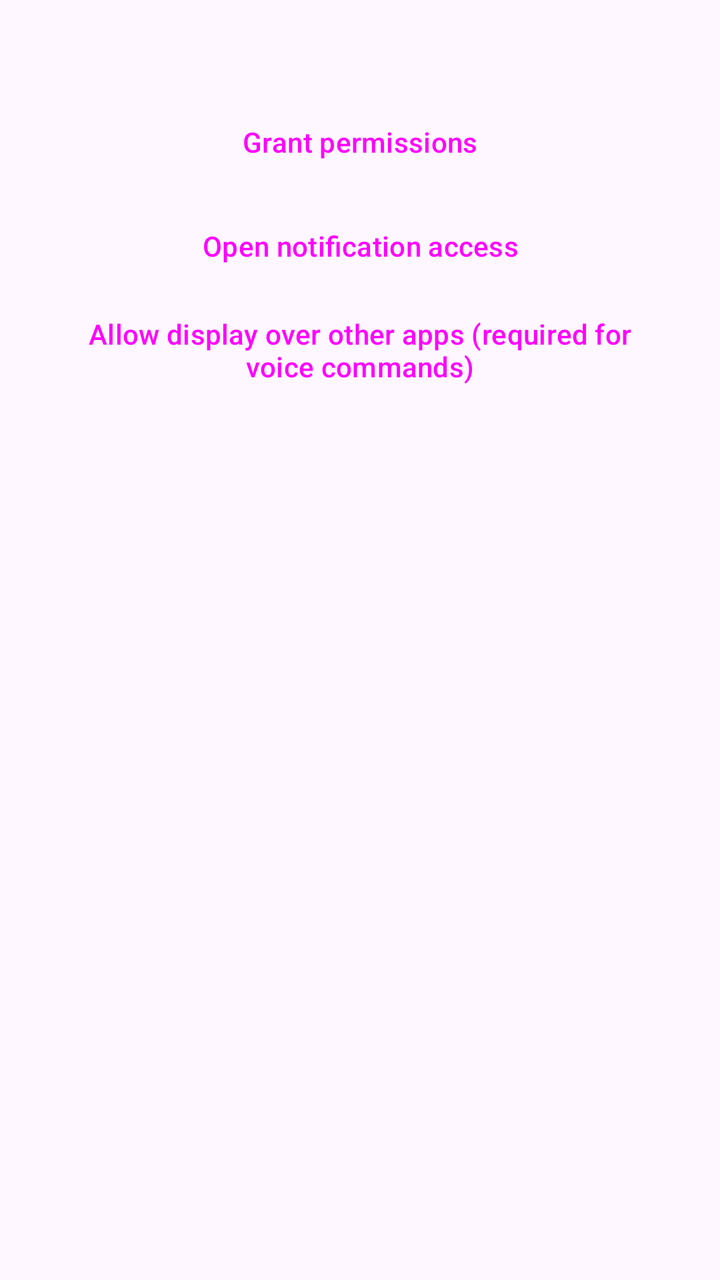
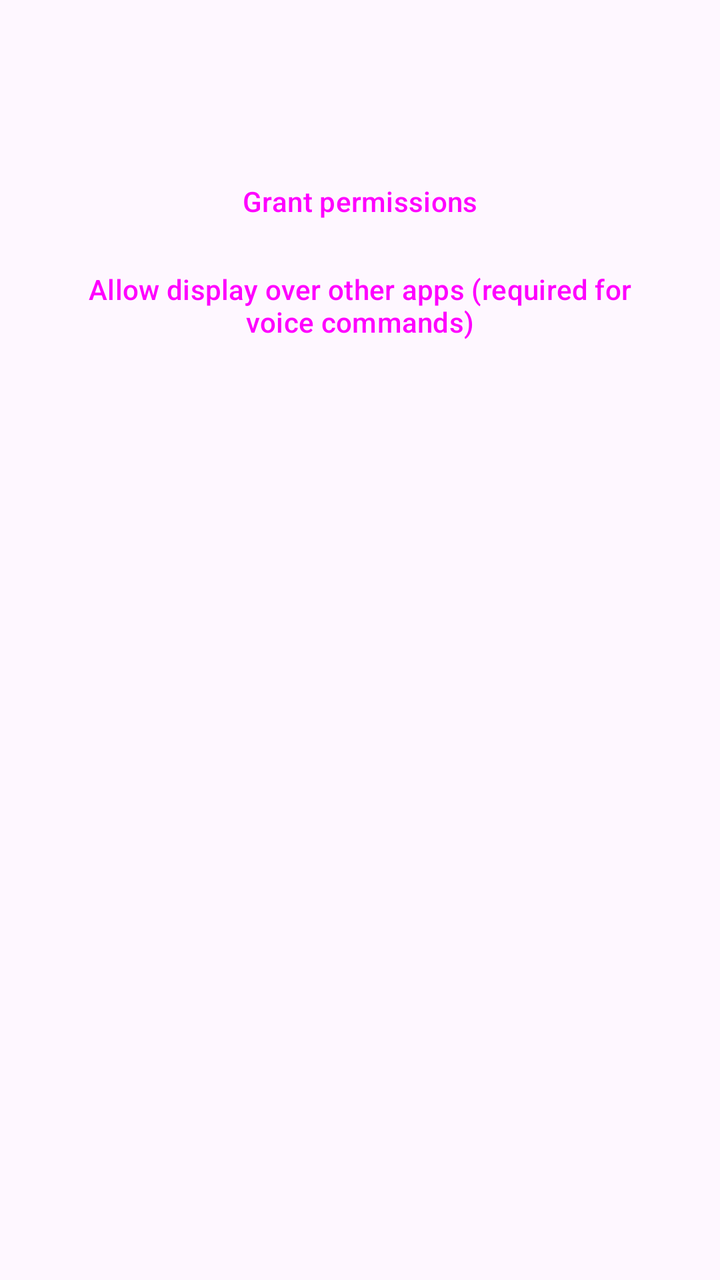

An Android layout rendered at two revisions. The XML below is the earlier revision; the diff shows what the commit changed to produce the second picture.
<!-- AndroidManifest.xml: application theme Theme.CallHandler -->
<!-- res/layout/activity_main.xml -->
<?xml version="1.0" encoding="utf-8"?>
<LinearLayout xmlns:android="http://schemas.android.com/apk/res/android"
    android:layout_width="match_parent"
    android:layout_height="match_parent"
    android:orientation="vertical">

    <LinearLayout
        android:layout_width="match_parent"
        android:layout_height="wrap_content"
        android:orientation="vertical"
        android:padding="16dp">

        <TextView
            android:id="@+id/rationaleText"
            android:layout_width="match_parent"
            android:layout_height="wrap_content"
            android:textAppearance="?attr/textAppearanceBodyMedium" />

        <Button
            android:id="@+id/grantPermissionsButton"
            style="?attr/materialButtonStyle"
            android:layout_width="match_parent"
            android:layout_height="wrap_content"
            android:layout_marginTop="12dp"
            android:text="@string/btn_grant_permissions" />

        <Button
            android:id="@+id/notificationAccessButton"
            style="?attr/materialButtonOutlinedStyle"
            android:layout_width="match_parent"
            android:layout_height="wrap_content"
            android:layout_marginTop="4dp"
            android:text="@string/btn_notification_access" />

        <Button
            android:id="@+id/overlayPermissionButton"
            style="?attr/materialButtonOutlinedStyle"
            android:layout_width="match_parent"
            android:layout_height="wrap_content"
            android:layout_marginTop="4dp"
            android:text="@string/btn_overlay_permission" />

    </LinearLayout>

    <FrameLayout
        android:id="@+id/settingsContainer"
        android:layout_width="match_parent"
        android:layout_height="0dp"
        android:layout_weight="1" />

</LinearLayout>
<!-- resources referenced by this layout -->
<resources>
  <string name="btn_grant_permissions">Grant permissions</string>
  <string name="btn_notification_access">Open notification access</string>
  <string name="btn_overlay_permission">Allow display over other apps (required for voice commands)</string>
  <style name="Theme.CallHandler" parent="Theme.Material3.DayNight.NoActionBar" />
</resources>

<!-- the commit's change to res/layout/activity_main.xml (unified diff, before → after) -->
@@ -16,6 +16,14 @@
             android:layout_height="wrap_content"
             android:textAppearance="?attr/textAppearanceBodyMedium" />
 
+        <TextView
+            android:id="@+id/statusText"
+            android:layout_width="match_parent"
+            android:layout_height="wrap_content"
+            android:layout_marginTop="8dp"
+            android:textAppearance="?attr/textAppearanceTitleMedium"
+            android:textColor="?attr/colorPrimary" />
+
         <Button
             android:id="@+id/grantPermissionsButton"
             style="?attr/materialButtonStyle"
@@ -23,14 +31,6 @@
             android:layout_height="wrap_content"
             android:layout_marginTop="12dp"
             android:text="@string/btn_grant_permissions" />
-
-        <Button
-            android:id="@+id/notificationAccessButton"
-            style="?attr/materialButtonOutlinedStyle"
-            android:layout_width="match_parent"
-            android:layout_height="wrap_content"
-            android:layout_marginTop="4dp"
-            android:text="@string/btn_notification_access" />
 
         <Button
             android:id="@+id/overlayPermissionButton"
<!-- resource entries referenced after the edit -->
@@ -1,7 +1,6 @@
 <!-- resources referenced by this layout -->
 <resources>
   <string name="btn_grant_permissions">Grant permissions</string>
-  <string name="btn_notification_access">Open notification access</string>
   <string name="btn_overlay_permission">Allow display over other apps (required for voice commands)</string>
   <style name="Theme.CallHandler" parent="Theme.Material3.DayNight.NoActionBar" />
 </resources>
